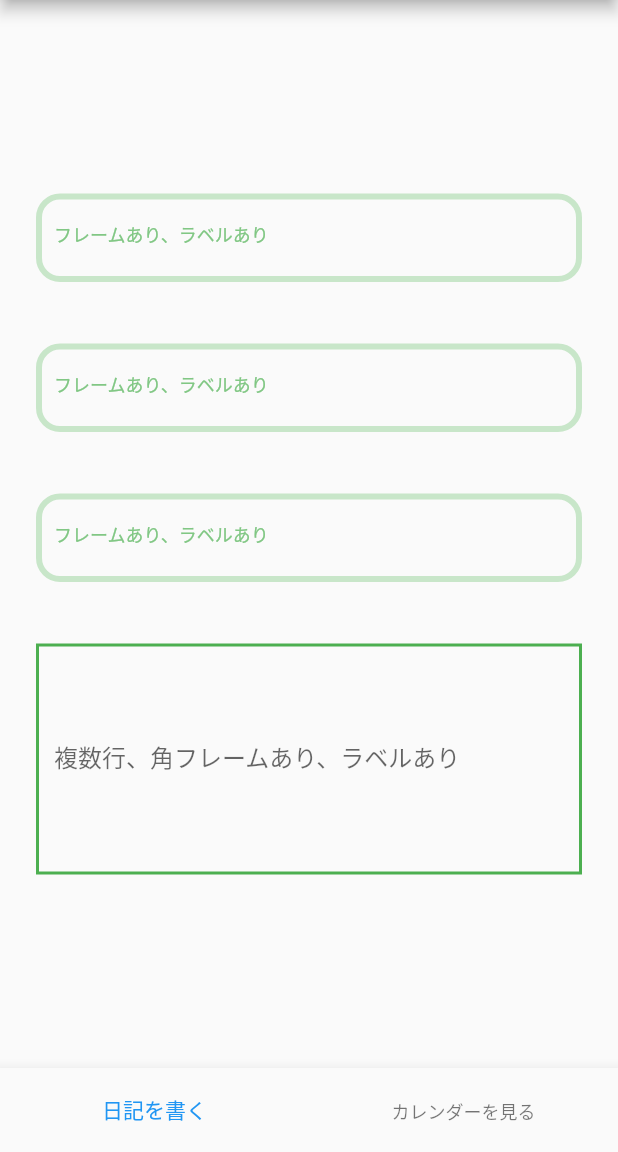
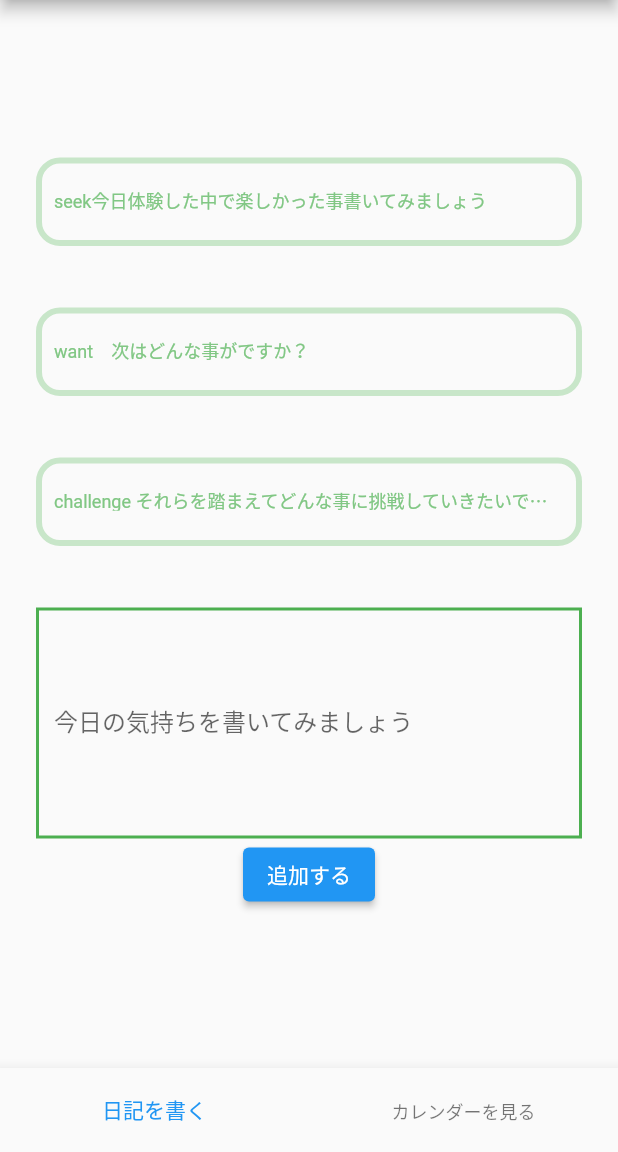
Before and after one commit to DanielJP3480957665/Want_And_Seek, a Flutter app: the screen it shows once a user with an empty profile is signed in, on a phone screen of 412 x 824 dp, the part 84-1236 px from its top. Run offline on Flutter 3.47's test engine with Material 2 defaults, Android fonts, the phone set to English and light mode, and no system bars; our stand-ins replace cloud_firestore, firebase_auth, firebase_core, firebase_storage, flutter_riverpod, flutter_signin_button and 1 more; accounts and stored records are empty.

Commit message:
firestoreに値を送信する処理を追加

```diff
--- /dev/null
+++ b/lib/model/want_diary_model/want_diary_model.dart
@@ -0,0 +1,32 @@
+import 'dart:io';
+
+import 'package:cloud_firestore/cloud_firestore.dart';
+import 'package:firebase_storage/firebase_storage.dart';
+import 'package:flutter/material.dart';
+
+class AddWantDiary extends ChangeNotifier {
+  String? seek;
+  String? want;
+  String? challenge;
+  String? diary;
+
+  bool isLoading = false;
+
+  void startLoading() {
+    isLoading = true;
+    notifyListeners();
+  }
+
+  void endLoading() {
+    isLoading = false;
+    notifyListeners();
+  }
+
+  Future addWantDiary() async {
+    final doc = FirebaseFirestore.instance.collection('want_diary').doc();
+
+    //firestoreに追加
+    await doc.set(
+        {'seek': seek, 'want': want, 'challenge': challenge, 'diary': diary});
+  }
+}
--- a/lib/view/want_diary.dart
+++ b/lib/view/want_diary.dart
@@ -1,6 +1,7 @@
 import 'package:flutter/material.dart';
 import 'package:flutter_riverpod/flutter_riverpod.dart';
 import 'package:want_and_seek/root_page/root_page.dart';
+import 'package:want_and_seek/model/want_diary_model/want_diary_model.dart';
 
 class WantDiary extends StatelessWidget {
   const WantDiary({Key? key}) : super(key: key);
@@ -15,19 +16,20 @@ class WantDiary extends StatelessWidget {
       ),
       home: RootPage(),
       initialRoute: 'first',
-      // routes: <String, WidgetBuilder>{
-      //   'first': (_) => ProviderScope(
-      //         child: RootPage(),
-      //       ),
-      // },
     );
   }
 }
+
+final addWantDiaryProvider = ChangeNotifierProvider<AddWantDiary>(
+  (ref) => AddWantDiary(),
+);
 
 class WantDiaryPage extends ConsumerWidget {
   const WantDiaryPage({Key? key}) : super(key: key);
   @override
   Widget build(BuildContext context, WidgetRef ref) {
+    final wantDiary = ref.watch(addWantDiaryProvider);
+
     return Scaffold(
       resizeToAvoidBottomInset: false,
       body: Center(
@@ -40,6 +42,9 @@ class WantDiaryPage extends ConsumerWidget {
                   SizedBox(
                     height: 100,
                     child: TextFormField(
+                      onChanged: (text) {
+                        wantDiary.seek = text;
+                      },
                       decoration: InputDecoration(
                         focusedBorder: OutlineInputBorder(
                           borderRadius: BorderRadius.circular(100),
@@ -52,7 +57,7 @@ class WantDiaryPage extends ConsumerWidget {
                           fontSize: 12,
                           color: Colors.green[300],
                         ),
-                        labelText: 'フレームあり、ラベルあり',
+                        labelText: 'seek今日体験した中で楽しかった事書いてみましょう',
                         floatingLabelStyle: const TextStyle(fontSize: 12),
                         enabledBorder: OutlineInputBorder(
                           borderRadius: BorderRadius.circular(16),
@@ -67,6 +72,9 @@ class WantDiaryPage extends ConsumerWidget {
                   SizedBox(
                     height: 100,
                     child: TextFormField(
+                      onChanged: (text) {
+                        wantDiary.want = text;
+                      },
                       decoration: InputDecoration(
                         focusedBorder: OutlineInputBorder(
                           borderRadius: BorderRadius.circular(16),
@@ -79,7 +87,7 @@ class WantDiaryPage extends ConsumerWidget {
                           fontSize: 12,
                           color: Colors.green[300],
                         ),
-                        labelText: 'フレームあり、ラベルあり',
+                        labelText: 'want　次はどんな事がですか？',
                         floatingLabelStyle: const TextStyle(fontSize: 12),
                         enabledBorder: OutlineInputBorder(
                           borderRadius: BorderRadius.circular(16),
@@ -94,6 +102,9 @@ class WantDiaryPage extends ConsumerWidget {
                   SizedBox(
                     height: 100,
                     child: TextFormField(
+                      onChanged: (text) {
+                        wantDiary.challenge = text;
+                      },
                       decoration: InputDecoration(
                         focusedBorder: OutlineInputBorder(
                           borderRadius: BorderRadius.circular(16),
@@ -106,7 +117,7 @@ class WantDiaryPage extends ConsumerWidget {
                           fontSize: 12,
                           color: Colors.green[300],
                         ),
-                        labelText: 'フレームあり、ラベルあり',
+                        labelText: 'challenge それらを踏まえてどんな事に挑戦していきたいですか',
                         floatingLabelStyle: const TextStyle(fontSize: 12),
                         enabledBorder: OutlineInputBorder(
                           borderRadius: BorderRadius.circular(16),
@@ -119,11 +130,14 @@ class WantDiaryPage extends ConsumerWidget {
                     ),
                   ),
                   TextFormField(
+                    onChanged: (text) {
+                      wantDiary.diary = text;
+                    },
                     maxLines: 6,
                     minLines: 6,
                     keyboardType: TextInputType.multiline,
                     decoration: InputDecoration(
-                      labelText: '複数行、角フレームあり、ラベルあり',
+                      labelText: '今日の気持ちを書いてみましょう',
                       enabledBorder: OutlineInputBorder(
                         borderRadius: BorderRadius.circular(0),
                         borderSide: const BorderSide(
@@ -140,13 +154,37 @@ class WantDiaryPage extends ConsumerWidget {
                       ),
                     ),
                   ),
+                  ElevatedButton(
+                    onPressed: () async {
+                      // 追加の処理
+                      try {
+                        wantDiary.startLoading();
+                        await wantDiary.addWantDiary();
+                        Navigator.of(context).pop(true);
+                      } catch (e) {
+                        print(e);
+                        final snackBar = SnackBar(
+                          backgroundColor: Colors.red,
+                          content: Text(e.toString()),
+                        );
+                        ScaffoldMessenger.of(context).showSnackBar(snackBar);
+                      } finally {
+                        wantDiary.endLoading();
+                      }
+                    },
+                    child: const Text('追加する'),
+                  ),
+                  if (wantDiary.isLoading)
+                    Container(
+                      color: Colors.black12,
+                      child: const CircularProgressIndicator(),
+                    )
                 ],
               ),
             ),
           ),
         ),
       ),
-      // bottomNavigationBar: RootPage(),
     );
   }
 }
--- a/pubspec.yaml
+++ b/pubspec.yaml
@@ -36,7 +36,11 @@ dependencies:
   cupertino_icons: ^1.0.2
   firebase_auth: ^3.3.4
   firebase_core: ^1.10.6
+  cloud_firestore: ^3.1.5
+  firebase_storage: ^10.2.4
   google_sign_in: ^5.2.1
+  table_calendar: 3.0.3
+  intl: ^0.17.0
 
   flutter_riverpod: ^1.0.3
   flutter_signin_button: ^2.0.0
```
Also changed, not shown: pubspec.lock, 7 other files.
